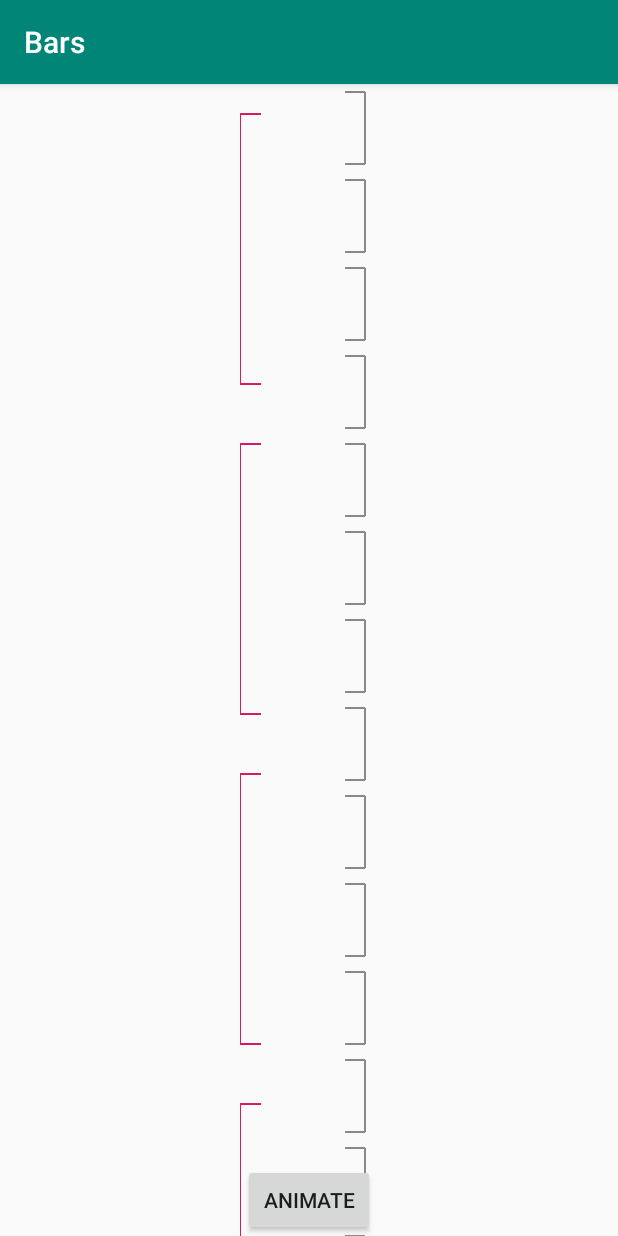
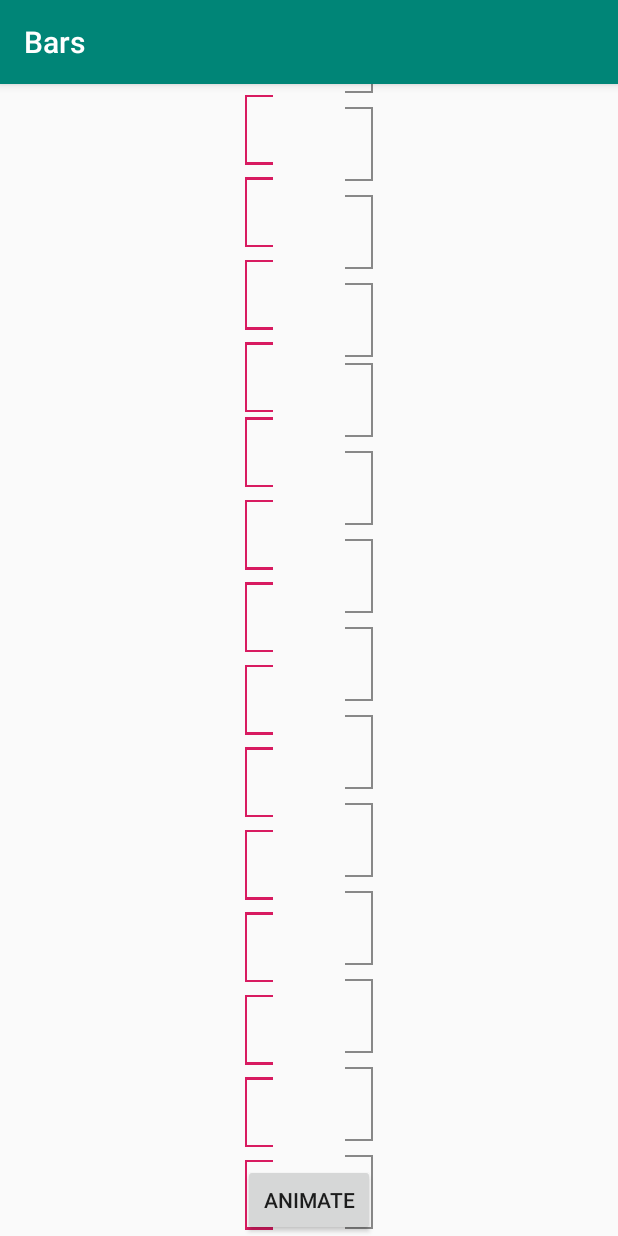
Before and after one commit to SekharMohan/Bars, an Android app: the screen it shows after launch (MainActivity), after a tap on "ANIMATE", on a phone screen of 412 x 824 dp. Run offline under Robolectric (Android 15) with nearby library versions, the phone set to English and light mode, and no system bars.

Commit message:
Bug fixes

```diff
--- a/app/src/main/java/com/example/bars/MainActivity.java
+++ b/app/src/main/java/com/example/bars/MainActivity.java
@@ -16,7 +16,7 @@ public class MainActivity extends AppCompatActivity {
         findViewById(R.id.button).setOnClickListener(new View.OnClickListener() {
             @Override
             public void onClick(View v) {
-barView.setAnimation();
+barView.setSelectedUnit(70);
             }
         });
     }
--- a/app/src/main/java/com/example/bars/RatingBarView.java
+++ b/app/src/main/java/com/example/bars/RatingBarView.java
@@ -25,6 +25,10 @@ public class RatingBarView extends View {
     private float lineLength;
     private float dividerLineWidth;
     private float viewDivider;
+    private float linePathMargin;
+
+    private int totalUnit;
+    private int selectedUnit;
 
 
     private boolean isLeftAligned;
@@ -46,26 +50,35 @@ public class RatingBarView extends View {
     }
 
     private void init(AttributeSet attrs) {
-
         if(attrs != null && attrs.getAttributeCount() > 0) {
             TypedArray typedArray = getContext().obtainStyledAttributes(attrs, R.styleable.RatingBarView);
-
+            linePathMargin = getResources().getDimension(R.dimen.draw_path_margin);
             path = new Path();
             linePaint = new Paint(Paint.ANTI_ALIAS_FLAG);
+            linePaint.setAntiAlias(true);
             linePaint.setColor(typedArray.getColor(R.styleable.RatingBarView_bar_color, Color.GRAY));
             linePaint.setStrokeWidth(typedArray.getDimension(R.styleable.RatingBarView_line_stroke, 1));
+            linePaint.setStyle(Paint.Style.STROKE);
+
             lineSelectedPaint = new Paint(Paint.ANTI_ALIAS_FLAG);
+            lineSelectedPaint.setAntiAlias(true);
             lineSelectedPaint.setColor(typedArray.getColor(R.styleable.RatingBarView_bar_selected_color, Color.BLACK));
-            lineSelectedPaint.setStrokeWidth(typedArray.getDimension(R.styleable.RatingBarView_divider_stroke, 2));
+            lineSelectedPaint.setStrokeWidth(typedArray.getDimension(R.styleable.RatingBarView_divider_stroke, 1));
+            lineSelectedPaint.setStyle(Paint.Style.STROKE);
+
             isLeftAligned = typedArray.getBoolean(R.styleable.RatingBarView_lefAligned, false);
 
             linePathPaint = new Paint();
+            linePathPaint.setAntiAlias(true);
             linePathPaint.setColor(typedArray.getColor(R.styleable.RatingBarView_bar_color, Color.GRAY));
-            linePathPaint.setStrokeWidth(typedArray.getDimension(R.styleable.RatingBarView_line_stroke, 1));
+            linePathPaint.setStrokeWidth(typedArray.getDimension(R.styleable.RatingBarView_line_stroke, 2));
             linePathPaint.setStyle(Paint.Style.STROKE);
 
             viewOffset = typedArray.getDimension(R.styleable.RatingBarView_bar_margin, 8);
             dividerOffset = typedArray.getDimension(R.styleable.RatingBarView_divider_margin, 25);
+
+            totalUnit = typedArray.getInteger(R.styleable.RatingBarView_total_unit, 100);
+            selectedUnit = typedArray.getInteger(R.styleable.RatingBarView_selected_unit, 40);
 
             typedArray.recycle();
         }
@@ -74,20 +87,19 @@ public class RatingBarView extends View {
     private void measureView() {
         width = getWidth();
         height = getHeight();
-        xPos = isLeftAligned? 0 : dividerOffset;
-        yPos = viewOffset;
+        yPos = height-viewOffset;
 
 if(isLeftAligned) {
-    lineLength = width-50;
-    viewDivider = lineLength + dividerOffset;
+    lineLength = width -dividerOffset;
     dividerLineWidth = lineLength+dividerOffset;
+    viewDivider = dividerLineWidth;
     xPos = 0;
 
 } else {
     lineLength = width;
     xPos = dividerOffset;
+    dividerLineWidth = lineLength;
     viewDivider = 0;
-    dividerLineWidth = lineLength;
 
 }
     }
@@ -107,20 +119,22 @@ if(isLeftAligned) {
     }
 
     private void drawLine(Canvas canvas) {
-        int count = 100;
 
 
-        for(int i = 1; i <= count; i++) {
 
-            canvas.drawLine(xPos, yPos, lineLength, yPos, linePaint);
-            if( i % 10 == 0) {
+        for(int i = 1; i <= totalUnit; i++) {
+
+            canvas.drawLine(xPos, yPos, lineLength, yPos, i<=selectedUnit?lineSelectedPaint:linePaint);
+            if( i % 10 == 0 ) {
                 drawViewLeftDivider(canvas, viewDivider, yPos);
-                yPos = yPos + viewOffset;
-                canvas.drawLine(0, yPos, dividerLineWidth, yPos, lineSelectedPaint);
+                if(i != totalUnit) {
+                    yPos = yPos - viewOffset;
+                    canvas.drawLine(0, yPos, dividerLineWidth, yPos, linePathPaint);
+                }
 
             }
 
-            yPos =  yPos + viewOffset;
+            yPos =  yPos - viewOffset;
 
 
 
@@ -128,8 +142,8 @@ if(isLeftAligned) {
         }
     }
 
-    public void setAnimation() {
-        linePaint.setColor(Color.GREEN);
+    public void setSelectedUnit(int selectedUnit) {
+        this.selectedUnit = selectedUnit;
         measureView();
         postInvalidate();
     }
@@ -138,14 +152,14 @@ if(isLeftAligned) {
     private void drawViewLeftDivider(Canvas canvas, float x, float y) {
         path.moveTo(x, y);
         if(isLeftAligned) {
-            path.lineTo(x - 20, y);
-            path.lineTo(x - 20, y - 9 * viewOffset);
-            path.lineTo(x, y - 9 * viewOffset);
+            path.lineTo(x - linePathMargin, y);
+            path.lineTo(x - linePathMargin, y + 9 * viewOffset);
+            path.lineTo(x, y + 9 * viewOffset);
         } else {
 
-            path.lineTo(x +20, y);
-            path.lineTo(x +20, y - 9 * viewOffset);
-            path.lineTo(x, y - 9 * viewOffset);
+            path.lineTo(x +linePathMargin, y);
+            path.lineTo(x +linePathMargin, y + 9 * viewOffset);
+            path.lineTo(x, y + 9 * viewOffset);
         }
         canvas.drawPath(path, linePathPaint);
     }
--- a/app/src/main/res/layout/activity_main.xml
+++ b/app/src/main/res/layout/activity_main.xml
@@ -26,7 +26,7 @@
         android:layout_marginEnd="24dp"
         android:layout_marginRight="24dp"
         app:bar_color="@color/colorAccent"
-        app:bar_margin="20dp"
+        app:bar_margin="5dp"
         app:bar_selected_color="@color/colorPrimary"
         app:divider_margin="25dp"
         app:layout_constraintBottom_toBottomOf="parent"
@@ -54,6 +54,7 @@
         android:layout_marginLeft="24dp"
         android:layout_marginEnd="16dp"
         android:layout_marginRight="16dp"
+        app:divider_margin="25dp"
         app:layout_constraintBottom_toBottomOf="parent"
         app:layout_constraintEnd_toEndOf="parent"
         app:layout_constraintStart_toStartOf="@+id/guideline"
--- a/app/src/main/res/values/bar_attr.xml
+++ b/app/src/main/res/values/bar_attr.xml
@@ -1,6 +1,6 @@
 <?xml version="1.0" encoding="utf-8"?>
 <resources>
-
+<dimen name="draw_path_margin">18dp</dimen>
     <declare-styleable name="RatingBarView">
         <attr name="total_unit" format="integer"/>
         <attr name="bar_color" format="color"/>
```
